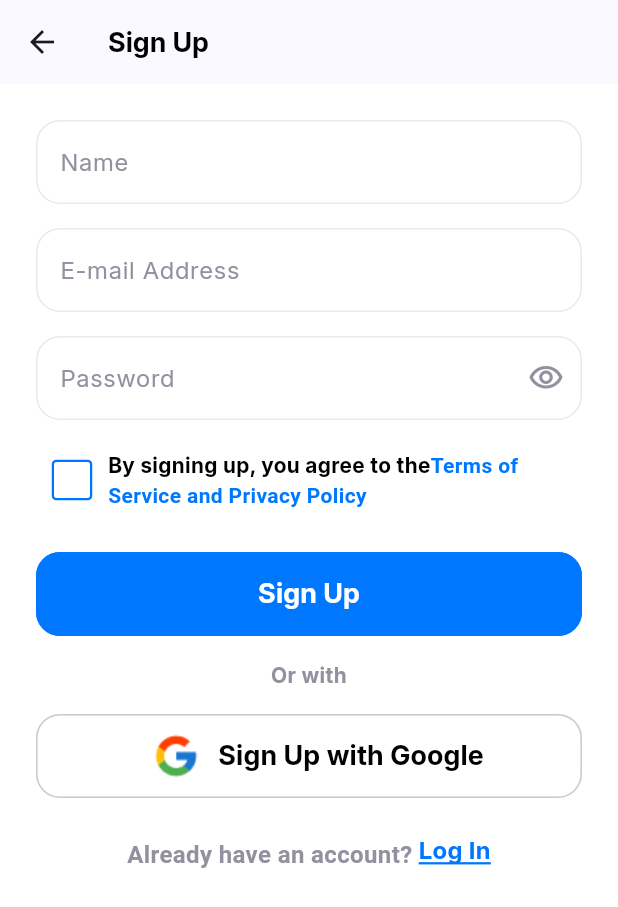
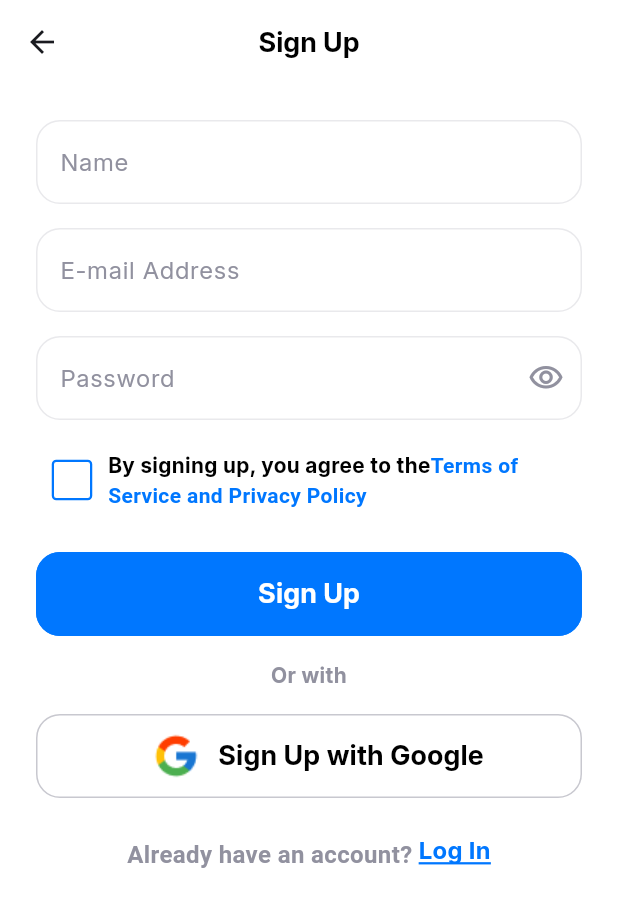
Before and after one commit to MONET-SYSTEM/monetUI, a Flutter app: the SignupScreen screen opened by its route, on a phone screen of 412 x 824 dp. Shown: the top 907 px of the screen. Run offline on Flutter 3.47's test engine with Material 3 defaults, Android fonts, the phone set to English and light mode, and no system bars.

Commit message:
Center the signup title

```diff
--- a/lib/resources/views/auth/signup.dart
+++ b/lib/resources/views/auth/signup.dart
@@ -20,14 +20,16 @@ class _SignupScreenState extends State<SignupScreen> {
     return Scaffold(
       backgroundColor: AppColours.backgroundColor,
       appBar: AppBar(
-        title: Text(AppStrings.signUp, style: AppStyles.appTitle()),
+        centerTitle: true,
+        backgroundColor: AppColours.backgroundColor,
+        title: Text(AppStrings.signUp, style:  AppStyles.appTitle()),
         leading: InkWell(
           onTap: () => Navigator.of(context).pop(),
           child: Icon(Icons.arrow_back),
         ),
       ),
       body: ListView(
-        padding: EdgeInsets.all(24),
+        padding: const EdgeInsets.all(24),
         children: [
           TextInputComponent(label: AppStrings.name),
           const SizedBox(height: 16),
```
